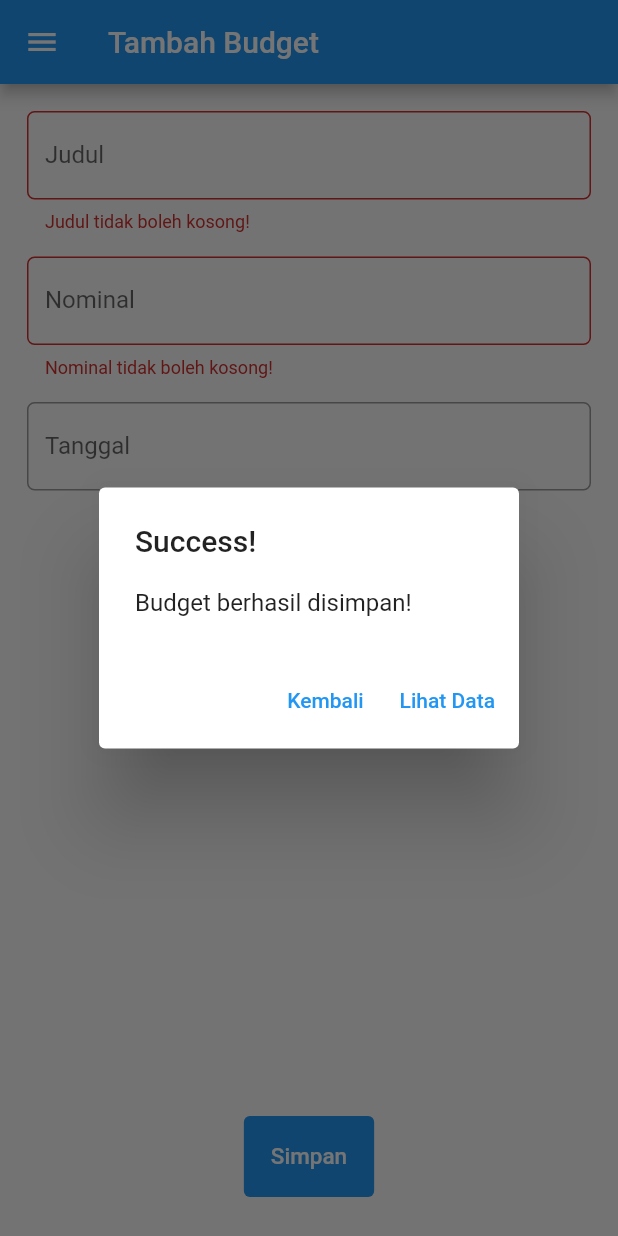
After one commit to velkyrie/pbp-flutter-lab, a Flutter app: the MyFormPage screen opened directly, after a tap on "Simpan", on a phone screen of 412 x 824 dp. The commit adds this screen. Run offline on Flutter 3.47's test engine with Material 2 defaults, Android fonts, the phone set to English and light mode, and no system bars.

Commit message:
done assignment 8

```diff
--- /dev/null
+++ b/counter_7/lib/form.dart
@@ -0,0 +1,267 @@
+import 'package:flutter/material.dart';
+import 'package:counter_7/main.dart';
+import 'package:counter_7/data.dart';
+import 'package:intl/intl.dart';
+
+class MyFormPage extends StatefulWidget {
+  const MyFormPage({super.key});
+
+  @override
+  State<MyFormPage> createState() => _MyFormPageState();
+}
+
+class Data {
+  static List dataBudget = [];
+}
+
+class _MyFormPageState extends State<MyFormPage> {
+  final _formKey = GlobalKey<FormState>();
+  String? judul = "Pemasukan";
+  int nominal = 0;
+  List dataBudget = [];
+  String? pilihJenis;
+  List<String> jenis = ['Pemasukan', 'Pengeluaran'];
+  String? dateTime;
+  TextEditingController dateinput = TextEditingController();
+
+  @override
+  void initState() {
+    dateinput.text = ""; //set the initial value of text field
+    super.initState();
+  }
+
+  @override
+  Widget build(BuildContext context) {
+    return Scaffold(
+      appBar: AppBar(title: const Text('Tambah Budget'), centerTitle: false),
+      drawer: Drawer(
+        child: Column(
+          children: [
+            ListTile(
+              title: const Text('counter_7'),
+              onTap: () {
+                // Routing the menu to the main page
+                Navigator.pushReplacement(
+                  context,
+                  MaterialPageRoute(builder: (context) => const MyHomePage()),
+                );
+              },
+            ),
+            ListTile(
+              title: const Text('Tambah Budget'),
+              onTap: () {
+                // Routing the menu to form page
+                Navigator.pushReplacement(
+                  context,
+                  MaterialPageRoute(builder: (context) => const MyFormPage()),
+                );
+              },
+            ),
+            ListTile(
+              title: const Text('Budget Data'),
+              onTap: () {
+                // Routing the menu to the main page
+                Navigator.pushReplacement(
+                  context,
+                  MaterialPageRoute(builder: (context) => const MyDataPage()),
+                );
+              },
+            ),
+          ],
+        ),
+      ),
+      body: Form(
+        key: _formKey,
+        child: SingleChildScrollView(
+          child: Container(
+            padding: const EdgeInsets.all(10.0),
+            width: MediaQuery.of(context).size.width,
+            child: Center(
+              child: Column(
+                mainAxisAlignment: MainAxisAlignment.center,
+                crossAxisAlignment: CrossAxisAlignment.center,
+                children: <Widget>[
+                  Padding(
+                    padding: const EdgeInsets.all(8.0),
+                    child: TextFormField(
+                      decoration: InputDecoration(
+                        labelText: "Judul",
+                        border: OutlineInputBorder(
+                          borderRadius: BorderRadius.circular(5.0),
+                        ),
+                      ),
+                      onChanged: (String? value) {
+                        setState(() {
+                          judul = value!;
+                        });
+                      },
+                      onSaved: (String? value) {
+                        setState(() {
+                          judul = value!;
+                        });
+                      },
+                      validator: (String? value) {
+                        if (value == null || value.isEmpty) {
+                          return 'Judul tidak boleh kosong!';
+                        }
+                        return null;
+                      },
+                    ),
+                  ),
+                  Padding(
+                    padding: const EdgeInsets.all(8.0),
+                    child: TextFormField(
+                      decoration: InputDecoration(
+                        labelText: "Nominal",
+                        // Menambahkan circular border agar lebih rapi
+                        border: OutlineInputBorder(
+                          borderRadius: BorderRadius.circular(5.0),
+                        ),
+                      ),
+                      // Menambahkan behavior saat nama diketik
+                      onChanged: (String? value) {
+                        setState(() {
+                          nominal = int.parse(value!);
+                        });
+                      },
+                      // Menambahkan behavior saat data disimpan
+                      onSaved: (String? value) {
+                        setState(() {
+                          nominal = int.parse(value!);
+                        });
+                      },
+                      // Validator sebagai validasi form
+                      validator: (String? value) {
+                        if (value == null || value.isEmpty) {
+                          return 'Nominal tidak boleh kosong!';
+                        }
+                        return null;
+                      },
+                    ),
+                  ),
+                  Padding(
+                    padding: const EdgeInsets.all(8.0),
+                    child: TextFormField(
+                      controller: dateinput,
+                      decoration: InputDecoration(
+                        labelText: "Tanggal",
+                        // Menambahkan circular border agar lebih rapi
+                        border: OutlineInputBorder(
+                          borderRadius: BorderRadius.circular(5.0),
+                        ),
+                      ),
+                      // Menambahkan behavior saat nama diketik
+                      readOnly: true,
+                      onTap: () async {
+                        showDatePicker(
+                          context: context,
+                          initialDate: DateTime.now(),
+                          firstDate: DateTime(2010),
+                          lastDate: DateTime(2030),
+                        ).then((selectedDate) {
+                          if (selectedDate != null) {
+                            String formattedDate =
+                                DateFormat.yMd().format(selectedDate);
+                            setState(() {
+                              dateinput.text = formattedDate;
+                              dateTime = formattedDate;
+                            });
+                          } else {
+                            print('Tanggal belum dipilih');
+                          }
+                        });
+                      },
+                      // Menambahkan behavior saat data disimpan
+                      onSaved: (value) {
+                        setState(() {
+                          dateTime = value!;
+                        });
+                      },
+                    ),
+                  ),
+                  DropdownButton(
+                    hint: const Align(
+                        alignment: Alignment.centerRight,
+                        child: Text("Pilih Jenis")),
+                    value: pilihJenis,
+                    underline: const SizedBox(),
+                    icon: const Icon(Icons.keyboard_arrow_down),
+                    items: jenis.map((String items) {
+                      return DropdownMenuItem(
+                        value: items,
+                        child: Text(items),
+                      );
+                    }).toList(),
+                    onChanged: (String? newValue) {
+                      setState(() {
+                        pilihJenis = newValue ?? "";
+                      });
+                    },
+                  ),
+                ],
+              ),
+            ),
+          ),
+        ),
+      ),
+      floatingActionButtonLocation: FloatingActionButtonLocation.centerFloat,
+      floatingActionButton: Container(
+          padding: const EdgeInsets.symmetric(vertical: 10.0, horizontal: 10.0),
+          child: Row(
+              mainAxisAlignment: MainAxisAlignment.center,
+              children: <Widget>[
+                TextButton(
+                  style: ButtonStyle(
+                    backgroundColor: MaterialStateProperty.all(Colors.blue),
+                  ),
+                  onPressed: () {
+                    if (_formKey.currentState!.validate()) {
+                      var childData = [];
+                      childData.add(judul);
+                      childData.add(nominal);
+                      childData.add(pilihJenis);
+                      childData.add(dateTime);
+                      Data.dataBudget.add(childData);
+                    }
+                    showDialog<String>(
+                      context: context,
+                      builder: (BuildContext context) => AlertDialog(
+                        title: const Text('Success!'),
+                        content: const Text('Budget berhasil disimpan!'),
+                        actions: <Widget>[
+                          TextButton(
+                            onPressed: () {
+                              Navigator.pushReplacement(
+                                  context,
+                                  MaterialPageRoute(
+                                      builder: (context) =>
+                                          const MyFormPage()));
+                            },
+                            child: const Text('Kembali'),
+                          ),
+                          TextButton(
+                            child: const Text('Lihat Data'),
+                            onPressed: () {
+                              Navigator.pushReplacement(
+                                  context,
+                                  MaterialPageRoute(
+                                      builder: (context) =>
+                                          const MyDataPage()));
+                            },
+                          ),
+                        ],
+                      ),
+                    );
+                  },
+                  child: const Padding(
+                    padding: EdgeInsets.all(10.0),
+                    child: Text(
+                      "Simpan",
+                      style: TextStyle(color: Colors.white, fontSize: 15),
+                    ),
+                  ),
+                ),
+              ])),
+    );
+  }
+}
--- a/counter_7/pubspec.yaml
+++ b/counter_7/pubspec.yaml
@@ -36,6 +36,7 @@ dependencies:
   # The following adds the Cupertino Icons font to your application.
   # Use with the CupertinoIcons class for iOS style icons.
   cupertino_icons: ^1.0.2
+  intl: ^0.17.0
 
 dev_dependencies:
   flutter_test:
```
Also changed, not shown: counter_7/lib/data.dart (added, +101 -0 lines), counter_7/lib/main.dart (+51 -14 lines), counter_7/pubspec.lock, 1 other file.
